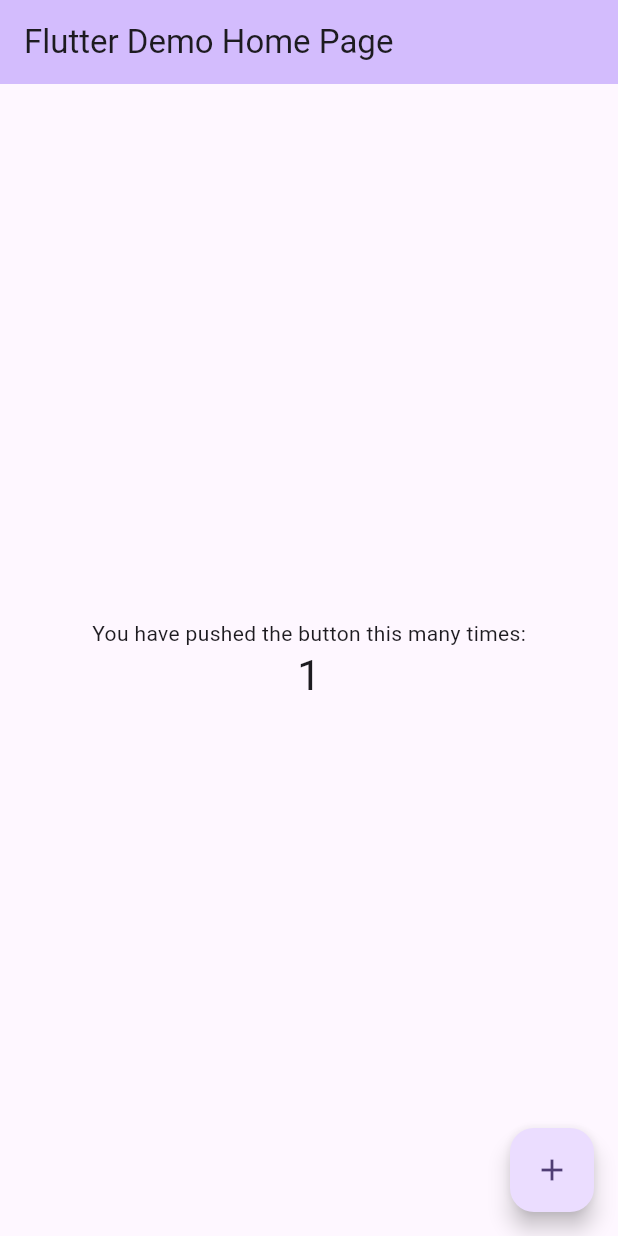
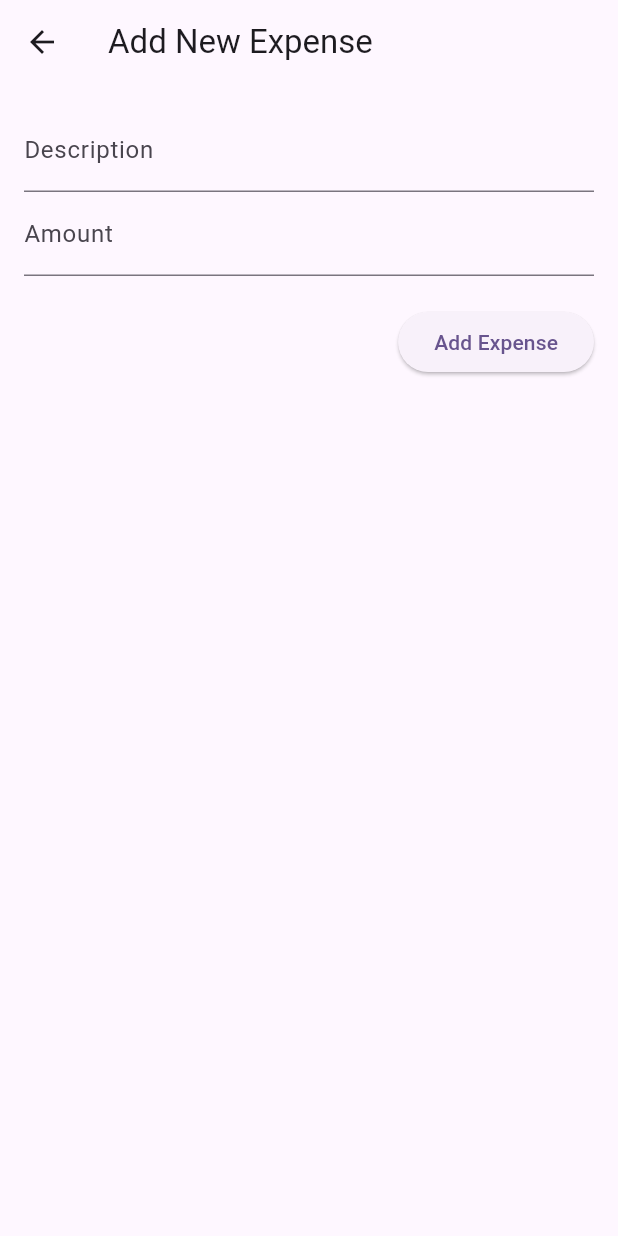
Before and after one commit to anujbarve/expense-tracker, a Flutter app: the screen it shows after launch, after a tap on the "add" icon, on a phone screen of 412 x 824 dp. Run offline on Flutter 3.47's test engine with Material 3 defaults, Android fonts, the phone set to English and light mode, and no system bars; our stand-ins replace hive, hive_flutter; accounts and stored records are empty.

Commit message:
basic working added

```diff
--- a/lib/main.dart
+++ b/lib/main.dart
@@ -1,7 +1,24 @@
+import 'package:finance/provider/expense_provider.dart';
+import 'package:finance/screens/homepage.dart';
 import 'package:flutter/material.dart';
+import 'package:hive/hive.dart';
+import 'package:hive_flutter/adapters.dart';
+import 'package:provider/provider.dart';
 
-void main() {
-  runApp(const MyApp());
+import 'models/expense_model.dart';
+
+
+void main() async {
+  await Hive.initFlutter();
+  Hive.registerAdapter(ExpenseAdapter());
+  await Hive.openBox<Expense>('expenses');
+
+  runApp(
+    ChangeNotifierProvider(
+      create: (context) => ExpenseProvider(),
+      child: MyApp(),
+    ),
+  );
 }
 
 class MyApp extends StatelessWidget {
@@ -12,114 +29,12 @@
   Widget build(BuildContext context) {
     return MaterialApp(
       title: 'Flutter Demo',
+      debugShowCheckedModeBanner: false,
       theme: ThemeData(
-        // This is the theme of your application.
-        //
-        // TRY THIS: Try running your application with "flutter run". You'll see
-        // the application has a purple toolbar. Then, without quitting the app,
-        // try changing the seedColor in the colorScheme below to Colors.green
-        // and then invoke "hot reload" (save your changes or press the "hot
-        // reload" button in a Flutter-supported IDE, or press "r" if you used
-        // the command line to start the app).
-        //
-        // Notice that the counter didn't reset back to zero; the application
-        // state is not lost during the reload. To reset the state, use hot
-        // restart instead.
-        //
-        // This works for code too, not just values: Most code changes can be
-        // tested with just a hot reload.
         colorScheme: ColorScheme.fromSeed(seedColor: Colors.deepPurple),
         useMaterial3: true,
       ),
-      home: const MyHomePage(title: 'Flutter Demo Home Page'),
+      home: const Homepage(),
     );
   }
 }
-
-class MyHomePage extends StatefulWidget {
-  const MyHomePage({super.key, required this.title});
-
-  // This widget is the home page of your application. It is stateful, meaning
-  // that it has a State object (defined below) that contains fields that affect
-  // how it looks.
-
-  // This class is the configuration for the state. It holds the values (in this
-  // case the title) provided by the parent (in this case the App widget) and
-  // used by the build method of the State. Fields in a Widget subclass are
-  // always marked "final".
-
-  final String title;
-
-  @override
-  State<MyHomePage> createState() => _MyHomePageState();
-}
-
-class _MyHomePageState extends State<MyHomePage> {
-  int _counter = 0;
-
-  void _incrementCounter() {
-    setState(() {
-      // This call to setState tells the Flutter framework that something has
-      // changed in this State, which causes it to rerun the build method below
-      // so that the display can reflect the updated values. If we changed
-      // _counter without calling setState(), then the build method would not be
-      // called again, and so nothing would appear to happen.
-      _counter++;
-    });
-  }
-
-  @override
-  Widget build(BuildContext context) {
-    // This method is rerun every time setState is called, for instance as done
-    // by the _incrementCounter method above.
-    //
-    // The Flutter framework has been optimized to make rerunning build methods
-    // fast, so that you can just rebuild anything that needs updating rather
-    // than having to individually change instances of widgets.
-    return Scaffold(
-      appBar: AppBar(
-        // TRY THIS: Try changing the color here to a specific color (to
-        // Colors.amber, perhaps?) and trigger a hot reload to see the AppBar
-        // change color while the other colors stay the same.
-        backgroundColor: Theme.of(context).colorScheme.inversePrimary,
-        // Here we take the value from the MyHomePage object that was created by
-        // the App.build method, and use it to set our appbar title.
-        title: Text(widget.title),
-      ),
-      body: Center(
-        // Center is a layout widget. It takes a single child and positions it
-        // in the middle of the parent.
-        child: Column(
-          // Column is also a layout widget. It takes a list of children and
-          // arranges them vertically. By default, it sizes itself to fit its
-          // children horizontally, and tries to be as tall as its parent.
-          //
-          // Column has various properties to control how it sizes itself and
-          // how it positions its children. Here we use mainAxisAlignment to
-          // center the children vertically; the main axis here is the vertical
-          // axis because Columns are vertical (the cross axis would be
-          // horizontal).
-          //
-          // TRY THIS: Invoke "debug painting" (choose the "Toggle Debug Paint"
-          // action in the IDE, or press "p" in the console), to see the
-          // wireframe for each widget.
-          mainAxisAlignment: MainAxisAlignment.center,
-          children: <Widget>[
-            const Text(
-              'You have pushed the button this many times:',
-            ),
-            Text(
-              '$_counter',
-              style: Theme.of(context).textTheme.headlineMedium,
-            ),
-          ],
-        ),
-      ),
-      floatingActionButton: FloatingActionButton(
-        onPressed: _incrementCounter,
-        tooltip: 'Increment',
-        child: const Icon(Icons.add),
-      ), // This trailing comma makes auto-formatting nicer for build methods.
-    );
-  }
-}
--- /dev/null
+++ b/lib/models/expense_model.dart
@@ -0,0 +1,20 @@
+import 'package:hive/hive.dart';
+
+part 'expense_model.g.dart';
+
+@HiveType(typeId: 0)
+class Expense {
+  @HiveField(0)
+  final String id;
+
+  @HiveField(1)
+  final String description;
+
+  @HiveField(2)
+  final double amount;
+
+  @HiveField(3)
+  final DateTime date;
+
+  Expense({required this.id, required this.description, required this.amount, required this.date});
+}
--- /dev/null
+++ b/lib/provider/expense_provider.dart
@@ -0,0 +1,27 @@
+import 'package:flutter/foundation.dart';
+import 'package:hive/hive.dart';
+
+import '../models/expense_model.dart';
+
+class ExpenseProvider with ChangeNotifier {
+  final Box<Expense> _expenseBox = Hive.box<Expense>('expenses');
+
+  List<Expense> get expenses {
+    return _expenseBox.values.toList();
+  }
+
+  void addExpense(Expense expense) {
+    _expenseBox.put(expense.id, expense);
+    notifyListeners();
+  }
+
+  void deleteExpense(String id) {
+    _expenseBox.delete(id);
+    notifyListeners();
+  }
+
+  void updateExpense(String id, Expense updatedExpense) {
+    _expenseBox.put(id, updatedExpense);
+    notifyListeners();
+  }
+}
--- /dev/null
+++ b/lib/screens/add_expense_screen.dart
@@ -0,0 +1,66 @@
+import 'package:flutter/material.dart';
+import 'package:provider/provider.dart';
+import 'package:uuid/uuid.dart';
+
+import '../models/expense_model.dart';
+import '../provider/expense_provider.dart';
+
+class AddExpenseScreen extends StatefulWidget {
+  @override
+  _AddExpenseScreenState createState() => _AddExpenseScreenState();
+}
+
+class _AddExpenseScreenState extends State<AddExpenseScreen> {
+  final _descriptionController = TextEditingController();
+  final _amountController = TextEditingController();
+
+  void _submitData() {
+    if (_amountController.text.isEmpty || _descriptionController.text.isEmpty) {
+      return;
+    }
+
+    final enteredDescription = _descriptionController.text;
+    final enteredAmount = double.parse(_amountController.text);
+
+    final newExpense = Expense(
+      id: Uuid().v4(),
+      description: enteredDescription,
+      amount: enteredAmount,
+      date: DateTime.now(),
+    );
+
+    Provider.of<ExpenseProvider>(context, listen: false).addExpense(newExpense);
+    Navigator.of(context).pop();
+  }
+
+  @override
+  Widget build(BuildContext context) {
+    return Scaffold(
+      appBar: AppBar(
+        title: Text('Add New Expense'),
+      ),
+      body: Padding(
+        padding: const EdgeInsets.all(16.0),
+        child: Column(
+          crossAxisAlignment: CrossAxisAlignment.end,
+          children: [
+            TextField(
+              controller: _descriptionController,
+              decoration: InputDecoration(labelText: 'Description'),
+            ),
+            TextField(
+              controller: _amountController,
+              decoration: InputDecoration(labelText: 'Amount'),
+              keyboardType: TextInputType.numberWithOptions(decimal: true),
+            ),
+            SizedBox(height: 20),
+            ElevatedButton(
+              onPressed: _submitData,
+              child: Text('Add Expense'),
+            ),
+          ],
+        ),
+      ),
+    );
+  }
+}
--- /dev/null
+++ b/lib/screens/expense_list_screen.dart
@@ -0,0 +1,34 @@
+import 'package:flutter/material.dart';
+import 'package:provider/provider.dart';
+
+import '../provider/expense_provider.dart';
+
+class ExpenseListScreen extends StatelessWidget {
+  @override
+  Widget build(BuildContext context) {
+    final expenseProvider = Provider.of<ExpenseProvider>(context);
+    final expenses = expenseProvider.expenses;
+
+    return Scaffold(
+      appBar: AppBar(
+        title: Text('Your Expenses'),
+      ),
+      body: ListView.builder(
+        itemCount: expenses.length,
+        itemBuilder: (ctx, index) {
+          final expense = expenses[index];
+          return ListTile(
+            title: Text(expense.description),
+            subtitle: Text('${expense.amount.toString()} - ${expense.date.toLocal()}'),
+            trailing: IconButton(
+              icon: Icon(Icons.delete),
+              onPressed: () {
+                expenseProvider.deleteExpense(expense.id);
+              },
+            ),
+          );
+        },
+      ),
+    );
+  }
+}
--- /dev/null
+++ b/lib/screens/homepage.dart
@@ -0,0 +1,25 @@
+import 'package:finance/screens/add_expense_screen.dart';
+import 'package:finance/screens/expense_list_screen.dart';
+import 'package:flutter/material.dart';
+
+class Homepage extends StatefulWidget {
+  const Homepage({super.key});
+
+  @override
+  State<Homepage> createState() => _HomepageState();
+}
+
+class _HomepageState extends State<Homepage> {
+  @override
+  Widget build(BuildContext context) {
+    return Scaffold(
+      body: ExpenseListScreen(),
+      floatingActionButton: FloatingActionButton(
+        onPressed: (){
+          Navigator.of(context).push(MaterialPageRoute(builder: (context) => AddExpenseScreen()));
+        },
+        child: Icon(Icons.add),
+      ),
+    );
+  }
+}
```
Also changed, not shown: pubspec.yaml (+8 -0 lines), lib/models/expense_model.g.dart (added), pubspec.lock, 2 other files.
